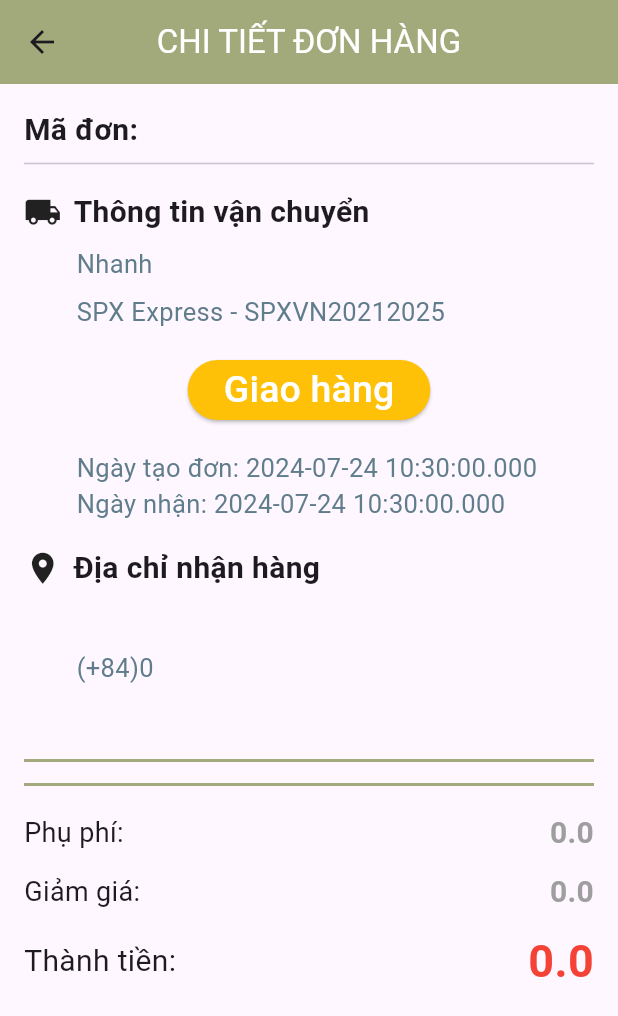
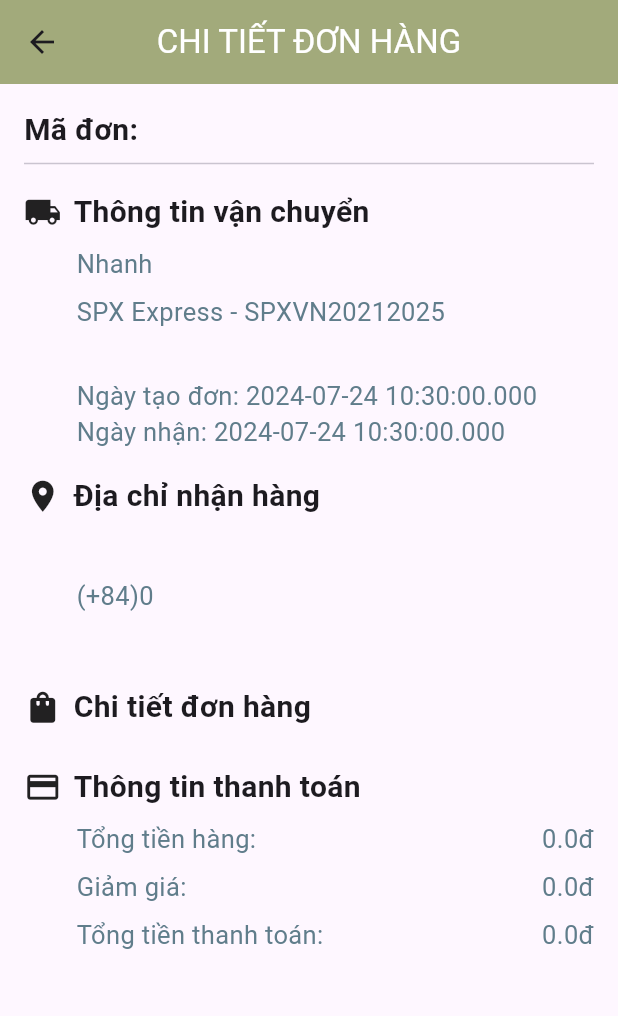
Before and after one commit to Anhbinhcasau/app_cosmetic_v1, a Flutter app: the OrderDetailPage screen opened directly with empty values, on a phone screen of 412 x 824 dp. Shown: the top 1016 px of the screen. Run offline on Flutter 3.47's test engine with Material 3 defaults, Android fonts, the phone set to English and light mode, and no system bars; our stand-ins replace animated_splash_screen, carousel_slider, expansion_tile_card, fl_chart, flutter_image_slideshow, flutter_rating_bar and 5 more; missing offline and left inert: mongo_dart; accounts and stored records are empty; network calls fail.

Commit message:
file change

```diff
--- a/lib/services/order_service.dart
+++ b/lib/services/order_service.dart
@@ -7,7 +7,6 @@ class OrderService {
   Future<List<Order>> fetchOrders() async {
     final response =
         await http.get(Uri.parse('${Api.DB_URI}/orderDetail/getAll'));
-
     if (response.statusCode == 200) {
       List<dynamic> data = json.decode(response.body);
       List<Order> orders =
@@ -25,7 +24,7 @@ class OrderService {
 
   Future<List<Order>> fetchOrderHistory(String userId) async {
     final response =
-        await http.get(Uri.parse('${Api.DB_URI}/orderDetail/$userId'));
+        await http.get(Uri.parse('${Api.DB_URI}/orderDetail/getAll/$userId'));
     if (response.statusCode == 200) {
       List<dynamic> body = json.decode(response.body);
       List<Order> orders =
--- a/lib/widgets/orders/order.dart
+++ b/lib/widgets/orders/order.dart
@@ -60,7 +60,7 @@ class OrderListScreen extends StatelessWidget {
                   Navigator.push(
                     context,
                     MaterialPageRoute(
-                      builder: (context) => OrderDetailPage(order: order),
+                      builder: (context) => OrderDetailPage(order: order, userId: order.userId,),
                     ),
                   );
                 },
--- a/lib/widgets/orders/order_detail.dart
+++ b/lib/widgets/orders/order_detail.dart
@@ -1,24 +1,61 @@
 import 'package:app_cosmetic/data/config.app.dart';
 import 'package:app_cosmetic/model/order.model.dart';
+import 'package:app_cosmetic/model/product/product.model.dart';
+import 'package:app_cosmetic/services/product_service.dart';
+import 'package:app_cosmetic/services/user_service.dart';
 import 'package:app_cosmetic/widgets/orders/order_view_model.dart';
+import 'package:app_cosmetic/widgets/products/product_order_detail.dart';
 import 'package:flutter/material.dart';
+import 'package:shared_preferences/shared_preferences.dart';
+
 
 class OrderDetailPage extends StatefulWidget {
   final Order? order;
+  final String? userId;
 
-  const OrderDetailPage({required this.order, Key? key}) : super(key: key);
+  const OrderDetailPage({required this.order, required this.userId, Key? key})
+      : super(key: key);
 
   @override
   _OrderDetailPageState createState() => _OrderDetailPageState();
 }
 
 class _OrderDetailPageState extends State<OrderDetailPage> {
+  String? userId;
+  String? role;
+  Map<String, Product> productDetails = {};
+
+  @override
+  void initState() {
+    super.initState();
+    _loadUser();
+    _fetchProductDetails();
+  }
+
+  Future<void> _loadUser() async {
+    final prefs = await SharedPreferences.getInstance();
+    userId = prefs.getString('userId');
+    final user = await UserServices.getDetail(userId!);
+    setState(() {
+      role = user!.userName;
+    });
+  }
+
+  Future<void> _fetchProductDetails() async {
+    for (var product in widget.order!.products) {
+      final productDetail =
+          await ProductService().getProductDetail(product.productId);
+      setState(() {
+        productDetails[product.productId] = productDetail;
+      });
+    }
+  }
+
   OrderListViewModel orderListViewModel = OrderListViewModel();
 
   @override
   Widget build(BuildContext context) {
     final order = widget.order;
-
     return Scaffold(
       appBar: AppBar(
         centerTitle: true,
@@ -83,13 +120,12 @@ class _OrderDetailPageState extends State<OrderDetailPage> {
               const SizedBox(
                 height: 16,
               ),
-              order!.status != 3
-                  ? Center(
+              if (role == 'admin' && order!.status != 3)
+                Center(
                   child: ElevatedButton(
                     style: ElevatedButton.styleFrom(
-                          backgroundColor: order.status == 1
-                              ? Colors.blue
-                              : Colors.amber,
+                      backgroundColor:
+                          order.status == 1 ? Colors.blue : Colors.amber,
                     ),
                     onPressed: () async {
                       final userId = order.userId;
@@ -106,7 +142,8 @@ class _OrderDetailPageState extends State<OrderDetailPage> {
                           Navigator.pushReplacement(
                             context,
                             MaterialPageRoute(
-                                  builder: (context) => OrderDetailPage(order: order),
+                              builder: (context) =>
+                                  OrderDetailPage(order: order, userId: userId),
                             ),
                           );
                         } catch (e) {
@@ -124,7 +161,8 @@ class _OrderDetailPageState extends State<OrderDetailPage> {
                     ),
                   ),
                 )
-                  : const Center(
+              else if (order!.status == 3)
+                const Center(
                   child: Text(
                     'Đơn hàng đã hoàn thành',
                     style: TextStyle(
@@ -137,15 +175,17 @@ class _OrderDetailPageState extends State<OrderDetailPage> {
               Padding(
                 padding: const EdgeInsets.fromLTRB(35, 0, 0, 0),
                 child: Text(
-                  'Ngày tạo đơn: ${order?.createdAt}',
-                  style: const TextStyle(fontSize: 17, color: AppColors.textHint),
+                  'Ngày tạo đơn: ${order.createdAt}',
+                  style:
+                      const TextStyle(fontSize: 17, color: AppColors.textHint),
                 ),
               ),
               Padding(
                 padding: const EdgeInsets.fromLTRB(35, 0, 0, 0),
                 child: Text(
-                  'Ngày nhận: ${order?.updatedAt}',
-                  style: const TextStyle(fontSize: 17, color: AppColors.textHint),
+                  'Ngày nhận: ${order.updatedAt}',
+                  style:
+                      const TextStyle(fontSize: 17, color: AppColors.textHint),
                 ),
               ),
               const SizedBox(height: 16.0),
@@ -167,7 +207,8 @@ class _OrderDetailPageState extends State<OrderDetailPage> {
                 padding: const EdgeInsets.fromLTRB(35, 0, 0, 0),
                 child: Text(
                   order.fullName,
-                  style: const TextStyle(fontSize: 17, color: AppColors.textHint),
+                  style:
+                      const TextStyle(fontSize: 17, color: AppColors.textHint),
                 ),
               ),
               const SizedBox(height: 8.0),
@@ -175,117 +216,147 @@ class _OrderDetailPageState extends State<OrderDetailPage> {
                 padding: const EdgeInsets.fromLTRB(35, 0, 0, 0),
                 child: Text(
                   '(+84)${order.phoneNumber}',
-                  style: const TextStyle(fontSize: 17, color: AppColors.textHint),
+                  style:
+                      const TextStyle(fontSize: 17, color: AppColors.textHint),
                 ),
               ),
               const SizedBox(height: 8.0),
               Padding(
                 padding: const EdgeInsets.fromLTRB(35, 0, 0, 0),
                 child: Text(
-                  order?.address ?? '',
-                  style: const TextStyle(fontSize: 17, color: AppColors.textHint),
+                  order.address,
+                  style:
+                      const TextStyle(fontSize: 17, color: AppColors.textHint),
                 ),
               ),
-              const SizedBox(height: 10),
-              const Divider(color: AppColors.primaryColor, thickness: 2),
-              ...order.products.map((product) {
-                return Card(
+              const SizedBox(height: 16.0),
+              const Row(
+                children: [
+                  Icon(
+                    Icons.shopping_bag,
+                    size: 25,
+                  ),
+                  SizedBox(width: 8.0),
+                  Text(
+                    'Chi tiết đơn hàng',
+                    style: TextStyle(fontSize: 20, fontWeight: FontWeight.bold),
+                  ),
+                ],
+              ),
+              const SizedBox(height: 8.0),
+              Padding(
+                padding: const EdgeInsets.fromLTRB(35, 0, 0, 0),
+                child: ListView.builder(
+                  itemCount: order.products.length,
+                  shrinkWrap: true,
+                  itemBuilder: (context, index) {
+                    final product = order.products[index];
+                    final productDetail = productDetails[product.productId];
+                    return ListTile(
+                      leading: productDetail != null
+                          ? Image.network(productDetail.imageBase.first)
+                          : const CircularProgressIndicator(),
+                      title: Text(
+                        productDetail != null
+                            ? productDetail.name.length > 20
+                                ? '${productDetail.name.substring(0, 20)}...'
+                                : productDetail.name
+                            : 'Loading...',
+                        style: const TextStyle(
+                            fontSize: 20, color: AppColors.textHint),
+                      ),
+                      subtitle: Text(
+                        '${product.quantity} x ${product.price}đ',
+                        style: const TextStyle(
+                            fontSize: 17, color: AppColors.textHint),
+                      ),
+                      trailing: Text(
+                        '${product.quantity * product.price}đ',
+                        style: const TextStyle(
+                            fontSize: 17, color: AppColors.textHint),
+                      ),
+                      onTap: productDetail != null
+                          ? () {
+                              Navigator.push(
+                                context,
+                                MaterialPageRoute(
+                                  builder: (context) => ProductDetailPage(
+                                      product: productDetail),
+                                ),
+                              );
+                            }
+                          : null,
+                    );
+                  },
+                ),
+              ),
+              const SizedBox(height: 16.0),
+              const Row(
+                children: [
+                  Icon(
+                    Icons.payment,
+                    size: 25,
+                  ),
+                  SizedBox(width: 8.0),
+                  Text(
+                    'Thông tin thanh toán',
+                    style: TextStyle(fontSize: 20, fontWeight: FontWeight.bold),
+                  ),
+                ],
+              ),
+              const SizedBox(height: 8.0),
+              Padding(
+                padding: const EdgeInsets.fromLTRB(35, 0, 0, 0),
                 child: Row(
-                    mainAxisSize: MainAxisSize.min,
+                  mainAxisAlignment: MainAxisAlignment.spaceBetween,
                   children: [
-                      const SizedBox(
-                        width: 12,
-                      ),
-                      Image.network(
-                        product.image,
-                        width: 80.0,
-                        height: 90.0,
-                      ),
-                      const SizedBox(width: 8.0),
-                      Expanded(
-                        child: Column(
-                          crossAxisAlignment: CrossAxisAlignment.start,
-                          children: [
-                            Text(
-                              product.productId,
-                              style: const TextStyle(fontSize: 15),
+                    const Text(
+                      'Tổng tiền hàng:',
+                      style: TextStyle(fontSize: 17, color: AppColors.textHint),
                     ),
                     Text(
-                              product.typeProduct,
-                              style: const TextStyle(fontSize: 15),
+                      '${order.totalPrice}đ',
+                      style: const TextStyle(
+                          fontSize: 17, color: AppColors.textHint),
                     ),
-                            Text('x${product.quantity}'),
                   ],
                 ),
               ),
-                      Text(
-                        '${product.price}  ',
-                        style: const TextStyle(
-                          fontSize: 18,
-                          fontWeight: FontWeight.bold,
-                        ),
-                      ),
-                    ],
-                  ),
-                );
-              }).toList(),
-              const Divider(color: AppColors.primaryColor, thickness: 2),
-              const SizedBox(height: 10),
-              Row(
-                mainAxisAlignment: MainAxisAlignment.spaceBetween,
-                children: [
-                  const Text(
-                    'Phụ phí:',
-                    style: TextStyle(fontSize: 18),
-                  ),
-                  Text(
-                    '${order?.priceSale}',
-                    style: const TextStyle(
-                      fontWeight: FontWeight.bold,
-                      color: Colors.grey,
-                      fontSize: 20,
-                    ),
-                  ),
-                ],
-              ),
-              const SizedBox(height: 10),
-              Row(
+              const SizedBox(height: 8.0),
+              Padding(
+                padding: const EdgeInsets.fromLTRB(35, 0, 0, 0),
+                child: Row(
                   mainAxisAlignment: MainAxisAlignment.spaceBetween,
                   children: [
                     const Text(
                       'Giảm giá:',
-                    style: TextStyle(fontSize: 18),
+                      style: TextStyle(fontSize: 17, color: AppColors.textHint),
                     ),
                     Text(
-                    '${order?.percentSale}',
+                      '${order.priceSale}đ',
                       style: const TextStyle(
-                      fontWeight: FontWeight.bold,
-                      color: Colors.grey,
-                      fontSize: 20,
-                    ),
+                          fontSize: 17, color: AppColors.textHint),
                     ),
                   ],
                 ),
-              const SizedBox(height: 10),
-              Row(
+              ),
+              const SizedBox(height: 8.0),
+              Padding(
+                padding: const EdgeInsets.fromLTRB(35, 0, 0, 0),
+                child: Row(
                   mainAxisAlignment: MainAxisAlignment.spaceBetween,
                   children: [
                     const Text(
-                    'Thành tiền:',
-                    style: TextStyle(fontSize: 20),
+                      'Tổng tiền thanh toán:',
+                      style: TextStyle(fontSize: 17, color: AppColors.textHint),
                     ),
                     Text(
-                    '${order?.totalPrice}',
+                      '${order.totalPrice - order.priceSale}đ',
                       style: const TextStyle(
-                      fontWeight: FontWeight.bold,
-                      color: Colors.red,
-                      fontSize: 30,
-                    ),
+                          fontSize: 17, color: AppColors.textHint),
                     ),
                   ],
                 ),
-              const SizedBox(
-                height: 50,
               ),
             ],
           ),
```
Also changed, not shown: lib/screen/admin/navbar_admin.dart (+10 -13 lines), lib/screen/user/profile/change_profile.dart (+5 -3 lines), lib/widgets/orders/order_item.dart (+53 -21 lines), lib/widgets/products/product_order_detail.dart (added, +51 -0 lines). Lines whose indentation alone changed are shown as unchanged.
